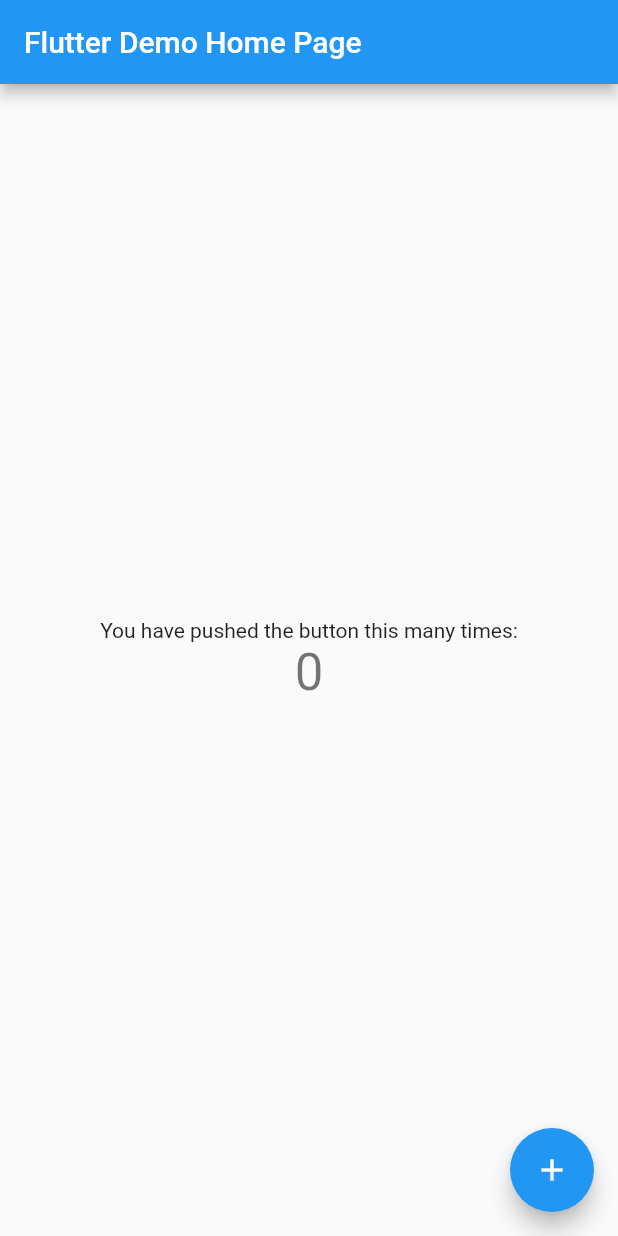
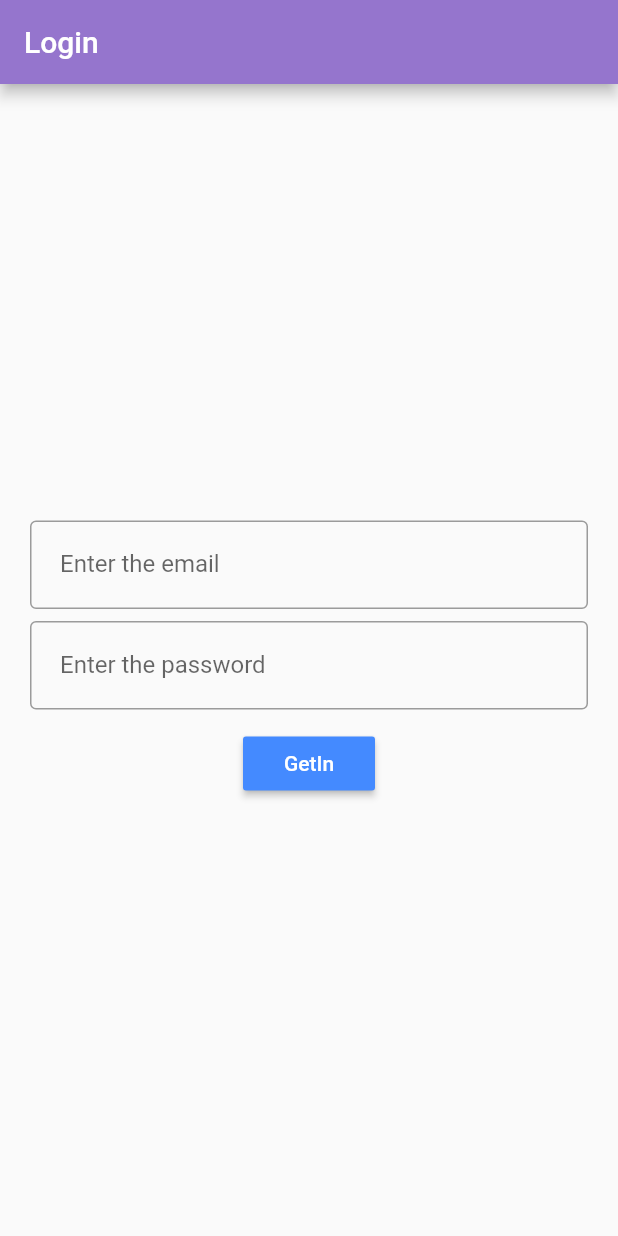
Before and after one commit to Nova-Corp/Book-Invent, a Flutter app: the screen it shows after launch, on a phone screen of 412 x 824 dp. Run offline on Flutter 3.47's test engine with Material 2 defaults, Android fonts, the phone set to English and light mode, and no system bars.

Commit message:
Login UI Designed.

```diff
--- a/lib/main.dart
+++ b/lib/main.dart
@@ -1,117 +1,20 @@
 import 'package:flutter/material.dart';
+import 'screens/login/login_page.dart';
 
-void main() {
-  runApp(MyApp());
-}
+void main() => runApp(MyApp());
 
 class MyApp extends StatelessWidget {
-  // This widget is the root of your application.
   @override
   Widget build(BuildContext context) {
     return MaterialApp(
-      title: 'Flutter Demo',
-      theme: ThemeData(
-        // This is the theme of your application.
-        //
-        // Try running your application with "flutter run". You'll see the
-        // application has a blue toolbar. Then, without quitting the app, try
-        // changing the primarySwatch below to Colors.green and then invoke
-        // "hot reload" (press "r" in the console where you ran "flutter run",
-        // or simply save your changes to "hot reload" in a Flutter IDE).
-        // Notice that the counter didn't reset back to zero; the application
-        // is not restarted.
-        primarySwatch: Colors.blue,
-        // This makes the visual density adapt to the platform that you run
-        // the app on. For desktop platforms, the controls will be smaller and
-        // closer together (more dense) than on mobile platforms.
-        visualDensity: VisualDensity.adaptivePlatformDensity,
+      title: 'Book Invent',
+      home: Scaffold(
+        appBar: AppBar(
+          title: Text('Login'),
+          backgroundColor: Colors.deepPurple[300]
+        ),
+        body:LoginPage()
       ),
-      home: MyHomePage(title: 'Flutter Demo Home Page'),
     );
   }
 }
-
-class MyHomePage extends StatefulWidget {
-  MyHomePage({Key key, this.title}) : super(key: key);
-
-  // This widget is the home page of your application. It is stateful, meaning
-  // that it has a State object (defined below) that contains fields that affect
-  // how it looks.
-
-  // This class is the configuration for the state. It holds the values (in this
-  // case the title) provided by the parent (in this case the App widget) and
-  // used by the build method of the State. Fields in a Widget subclass are
-  // always marked "final".
-
-  final String title;
-
-  @override
-  _MyHomePageState createState() => _MyHomePageState();
-}
-
-class _MyHomePageState extends State<MyHomePage> {
-  int _counter = 0;
-
-  void _incrementCounter() {
-    setState(() {
-      // This call to setState tells the Flutter framework that something has
-      // changed in this State, which causes it to rerun the build method below
-      // so that the display can reflect the updated values. If we changed
-      // _counter without calling setState(), then the build method would not be
-      // called again, and so nothing would appear to happen.
-      _counter++;
-    });
-  }
-
-  @override
-  Widget build(BuildContext context) {
-    // This method is rerun every time setState is called, for instance as done
-    // by the _incrementCounter method above.
-    //
-    // The Flutter framework has been optimized to make rerunning build methods
-    // fast, so that you can just rebuild anything that needs updating rather
-    // than having to individually change instances of widgets.
-    return Scaffold(
-      appBar: AppBar(
-        // Here we take the value from the MyHomePage object that was created by
-        // the App.build method, and use it to set our appbar title.
-        title: Text(widget.title),
-      ),
-      body: Center(
-        // Center is a layout widget. It takes a single child and positions it
-        // in the middle of the parent.
-        child: Column(
-          // Column is also a layout widget. It takes a list of children and
-          // arranges them vertically. By default, it sizes itself to fit its
-          // children horizontally, and tries to be as tall as its parent.
-          //
-          // Invoke "debug painting" (press "p" in the console, choose the
-          // "Toggle Debug Paint" action from the Flutter Inspector in Android
-          // Studio, or the "Toggle Debug Paint" command in Visual Studio Code)
-          // to see the wireframe for each widget.
-          //
-          // Column has various properties to control how it sizes itself and
-          // how it positions its children. Here we use mainAxisAlignment to
-          // center the children vertically; the main axis here is the vertical
-          // axis because Columns are vertical (the cross axis would be
-          // horizontal).
-          mainAxisAlignment: MainAxisAlignment.center,
-          children: <Widget>[
-            Text(
-              'You have pushed the button this many times:',
-            ),
-            Text(
-              '$_counter',
-              style: Theme.of(context).textTheme.headline4,
-            ),
-          ],
-        ),
-      ),
-      floatingActionButton: FloatingActionButton(
-        onPressed: _incrementCounter,
-        tooltip: 'Increment',
-        child: Icon(Icons.add),
-      ), // This trailing comma makes auto-formatting nicer for build methods.
-    );
-  }
-}
--- /dev/null
+++ b/lib/screens/login/login_page.dart
@@ -0,0 +1,38 @@
+import 'package:flutter/material.dart';
+
+class LoginPage extends StatelessWidget {
+  @override
+  Widget build(BuildContext context) {
+    return Container(
+      margin: EdgeInsets.only(left: 20, right: 20),
+        child: Column(
+      mainAxisAlignment: MainAxisAlignment.center,
+      children: [
+        TextFormField(
+          decoration: InputDecoration(
+              labelText: 'Enter the email',
+              border: OutlineInputBorder(
+                  borderSide: new BorderSide(color: Colors.teal)),
+              contentPadding: EdgeInsets.all(20)),
+        ),
+        SizedBox(height: 8),
+        TextFormField(
+          decoration: InputDecoration(
+              labelText: 'Enter the password',
+              border: OutlineInputBorder(
+                  borderSide: new BorderSide(color: Colors.teal)),
+              contentPadding: EdgeInsets.all(20)),
+        ),
+        SizedBox(height: 12),
+        MaterialButton(
+          onPressed: () => null,
+          color: Colors.blueAccent,
+          child: Text(
+            'GetIn',
+            style: TextStyle(color: Colors.white),
+          ),
+        ),
+      ],
+    ));
+  }
+}
--- /dev/null
+++ b/lib/style.dart
@@ -0,0 +1 @@
+import 'package:flutter/material.dart';
```
